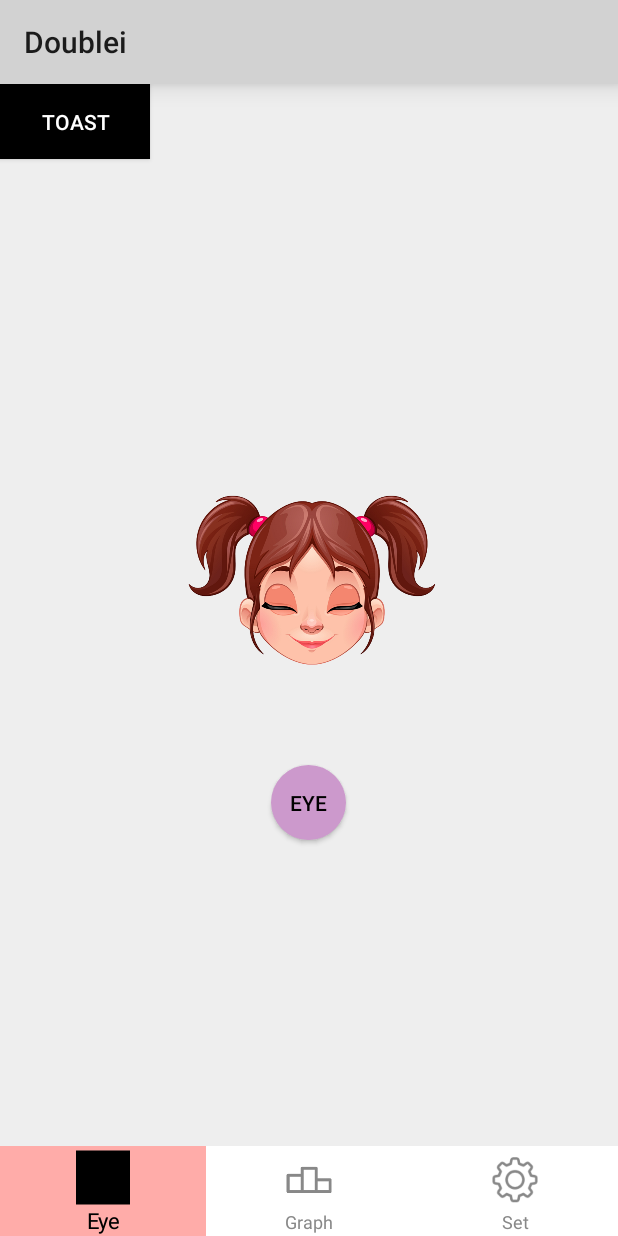
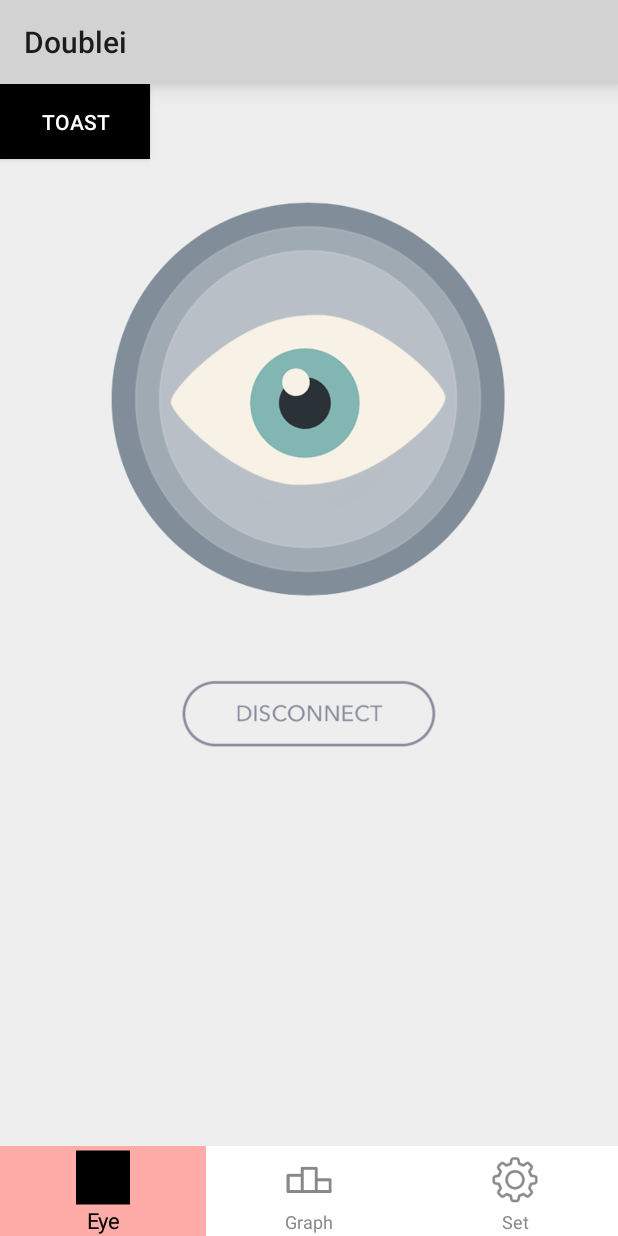
Before and after one commit to Yms2929/Doublei, an Android app: the HomeFragment screen opened directly, with no data from a screen before it, on a phone screen of 412 x 824 dp. Run offline under Robolectric (Android 15) with nearby library versions, the phone set to English and light mode, and no system bars; 5 statements that could not run were skipped.

Commit message:
homefragment 수정완료

```diff
--- a/Doublei/app/src/main/res/drawable/trans_girloff.xml
+++ b/Doublei/app/src/main/res/drawable/trans_eyebuttonoff.xml
@@ -1,5 +1,5 @@
 <?xml version="1.0" encoding="utf-8"?>
 <transition xmlns:android="http://schemas.android.com/apk/res/android">
-    <item android:drawable="@drawable/ic_girlclosehalf"/>
-    <item android:drawable="@drawable/ic_girlclose"/>
+    <item android:drawable="@drawable/greeneye"/>
+    <item android:drawable="@drawable/grayeye"/>
 </transition>
--- a/Doublei/app/src/main/res/drawable/trans_girlon.xml
+++ b/Doublei/app/src/main/res/drawable/trans_eyebuttonon.xml
@@ -1,5 +1,5 @@
 <?xml version="1.0" encoding="utf-8"?>
 <transition xmlns:android="http://schemas.android.com/apk/res/android">
-    <item android:drawable="@drawable/ic_girlclose"/>
-    <item android:drawable="@drawable/ic_girlclosehalf"/>
+    <item android:drawable="@drawable/grayeye"/>
+    <item android:drawable="@drawable/greeneye"/>
 </transition>
--- a/Doublei/app/src/main/res/drawable/trans_eyeclose.xml
+++ /dev/null
@@ -1,6 +0,0 @@
-<?xml version="1.0" encoding="utf-8"?>
-<selector xmlns:android="http://schemas.android.com/apk/res/android">
-
-    <item android:drawable="@drawable/ic_pororoclose"/>
-    <item android:drawable="@drawable/ic_pororo"/>
-</selector>
--- a/Doublei/app/src/main/res/layout/fragment_home.xml
+++ b/Doublei/app/src/main/res/layout/fragment_home.xml
@@ -7,26 +7,23 @@
 
     <!-- TODO: Update blank fragment layout -->
     <Button
-        android:layout_width="50dp"
+        android:layout_width="175dp"
         android:layout_height="50dp"
-        android:background="@drawable/round_button"
-        android:text="Eye"
-        android:textColor="#000000"
+        android:background="@drawable/disconnect"
         android:id="@+id/eye"
-        android:layout_marginBottom="204dp"
-        android:layout_alignParentBottom="true"
+        android:layout_marginTop="50dp"
+        android:layout_below="@+id/faceimage"
         android:layout_centerHorizontal="true" />
 
     <ImageView
         android:id="@+id/faceimage"
-        android:layout_width="match_parent"
-        android:layout_height="150dp"
-        android:src="@drawable/trans_girlon"
+        android:layout_width="270dp"
+        android:layout_height="270dp"
+        android:src="@drawable/trans_eyebuttonon"
         android:scaleType="centerInside"
-        android:layout_marginBottom="50dp"
-        android:layout_above="@+id/eye"
-        android:layout_alignParentLeft="true"
-        android:layout_alignParentStart="true" />
+        android:layout_below="@+id/toast"
+        android:layout_centerHorizontal="true"
+        android:layout_marginTop="25dp" />
 
     <Button
         android:layout_width="100dp"
--- a/Doublei/app/src/main/res/layout/toast_closeeye.xml
+++ b/Doublei/app/src/main/res/layout/toast_closeeye.xml
@@ -9,7 +9,7 @@
         android:id="@+id/toastImage"
         android:layout_width="200dp"
         android:layout_height="150dp"
-        android:src="@drawable/trans_eyeclose" />
+        android:src="@drawable/ic_pororoclose" />
 
     <TextView
         android:id="@+id/toastText"
```
Also changed, not shown: Doublei/app/src/main/java/com/example/doublei/fragment/HomeFragment.java (+6 -4 lines), Doublei/app/src/main/res/drawable/connect.png (added), Doublei/app/src/main/res/drawable/connect1.png (added), Doublei/app/src/main/res/drawable/disconnect.png (added), Doublei/app/src/main/res/drawable/grayeye.png (added), Doublei/app/src/main/res/drawable/greeneye.png (added), Doublei/app/src/main/res/drawable/ic_boyclose.png (deleted), Doublei/app/src/main/res/drawable/ic_boyclosehalf.png (deleted), Doublei/app/src/main/res/drawable/ic_boyopen.png (deleted), Doublei/app/src/main/res/drawable/ic_closeeye.png (deleted), Doublei/app/src/main/res/drawable/ic_girlclose.png (deleted), Doublei/app/src/main/res/drawable/ic_girlclosehalf.png (deleted), Doublei/app/src/main/res/drawable/ic_girlopen.png (deleted), Doublei/app/src/main/res/drawable/ic_openeye.png (deleted), 1 more files.
